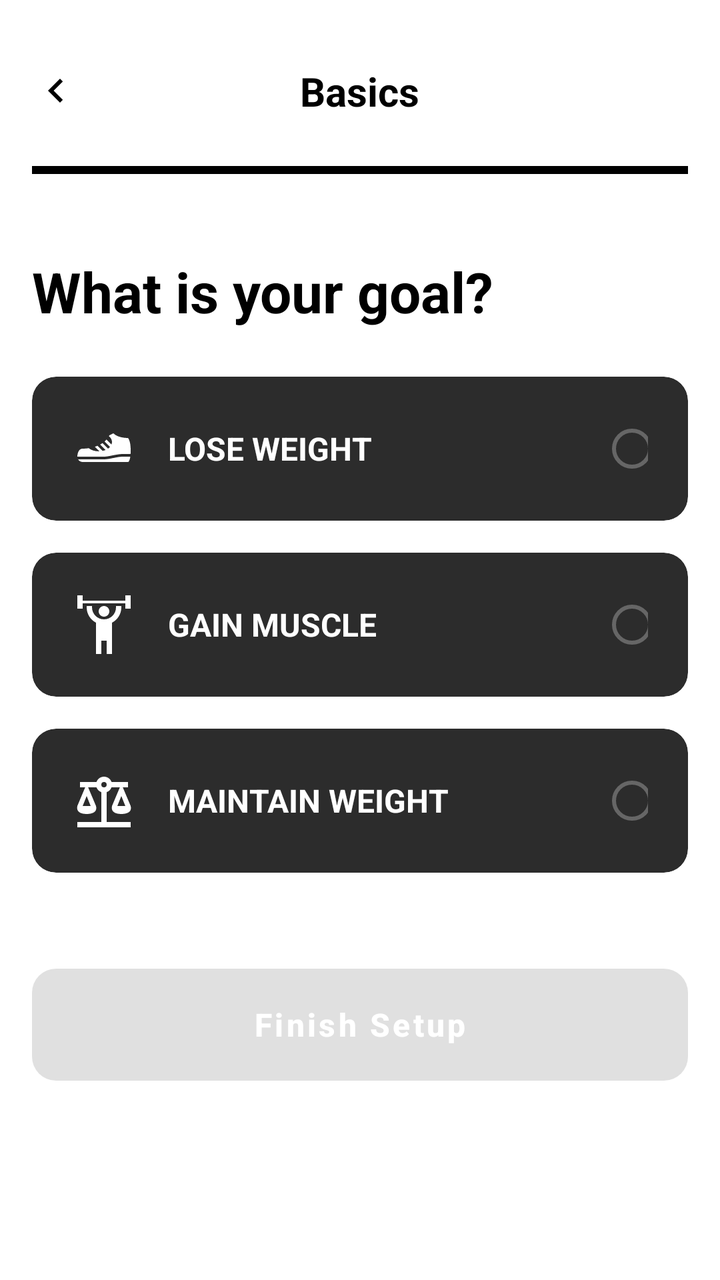
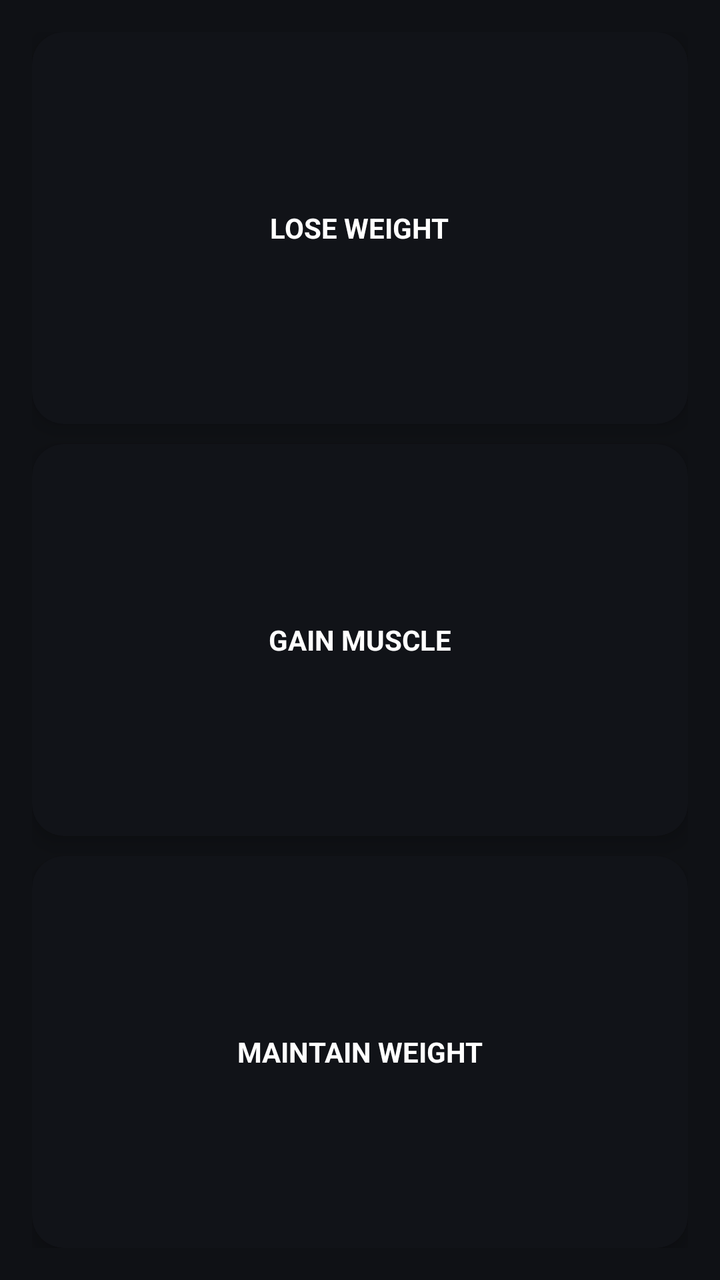

An Android layout rendered at two revisions. The XML below is the earlier revision; the diff shows what the commit changed to produce the second picture.
<!-- AndroidManifest.xml: application theme Theme.fitbite -->
<!-- res/layout/bodyreconfiguration.xml -->
<?xml version="1.0" encoding="utf-8"?>
<ScrollView xmlns:android="http://schemas.android.com/apk/res/android"
    xmlns:app="http://schemas.android.com/apk/res-auto"
    android:layout_width="match_parent"
    android:layout_height="match_parent"
    android:background="@color/backgroundPrimary"
    android:fillViewport="true">

    <LinearLayout
        android:layout_width="match_parent"
        android:layout_height="wrap_content"
        android:orientation="vertical"
        android:padding="16dp">

        
        <RelativeLayout
            android:layout_width="match_parent"
            android:layout_height="wrap_content"
            android:paddingVertical="16dp">

            <ImageView
                android:id="@+id/btnBack"
                android:layout_width="24dp"
                android:layout_height="24dp"
                android:layout_alignParentStart="true"
                android:layout_centerVertical="true"
                android:src="@drawable/ic_back_arrow"
                app:tint="@color/textPrimary"
                android:contentDescription="Back" />

            <TextView
                android:layout_width="wrap_content"
                android:layout_height="wrap_content"
                android:layout_centerInParent="true"
                android:text="Basics"
                android:textColor="@color/textPrimary"
                android:textSize="20sp"
                android:textStyle="bold" />
        </RelativeLayout>

        
        <ProgressBar
            android:id="@+id/progressBar"
            style="?android:attr/progressBarStyleHorizontal"
            android:layout_width="match_parent"
            android:layout_height="4dp"
            android:layout_marginTop="8dp"
            android:progress="100"
            android:progressTint="@color/textPrimary"
            android:progressBackgroundTint="#404040" />

        
        <TextView
            android:layout_width="wrap_content"
            android:layout_height="wrap_content"
            android:layout_marginTop="40dp"
            android:text="What is your goal?"
            android:textColor="@color/textPrimary"
            android:textSize="28sp"
            android:textStyle="bold" />

        
        <androidx.cardview.widget.CardView
            android:id="@+id/cardLoseWeight"
            android:layout_width="match_parent"
            android:layout_height="wrap_content"
            android:layout_marginTop="24dp"
            app:cardBackgroundColor="#2C2C2C"
            app:cardCornerRadius="12dp"
            app:cardElevation="0dp">

            <RelativeLayout
                android:layout_width="match_parent"
                android:layout_height="wrap_content"
                android:padding="20dp">

                <ImageView
                    android:id="@+id/iconLoseWeight"
                    android:layout_width="32dp"
                    android:layout_height="32dp"
                    android:layout_alignParentStart="true"
                    android:layout_centerVertical="true"
                    android:src="@drawable/lose_weight"
		    app:tint="#FFFFFF"
                    android:contentDescription="Goal icon" />

                <TextView
                    android:layout_width="wrap_content"
                    android:layout_height="wrap_content"
                    android:layout_centerVertical="true"
                    android:layout_marginStart="16dp"
                    android:layout_toEndOf="@id/iconLoseWeight"
                    android:text="LOSE WEIGHT"
                    android:textColor="#FFFFFF"
                    android:textSize="16sp"
                    android:textStyle="bold" />

                <RadioButton
                    android:id="@+id/radioLoseWeight"
                    android:layout_width="24dp"
                    android:layout_height="24dp"
                    android:layout_alignParentEnd="true"
                    android:layout_centerVertical="true"
                    android:buttonTint="#666666" />
            </RelativeLayout>
        </androidx.cardview.widget.CardView>

        
        <androidx.cardview.widget.CardView
            android:id="@+id/cardGainMuscle"
            android:layout_width="match_parent"
            android:layout_height="wrap_content"
            android:layout_marginTop="16dp"
            app:cardBackgroundColor="#2C2C2C"
            app:cardCornerRadius="12dp"
            app:cardElevation="0dp">

            <RelativeLayout
                android:layout_width="match_parent"
                android:layout_height="wrap_content"
                android:padding="20dp">

                <ImageView
                    android:id="@+id/iconGainMuscle"
                    android:layout_width="32dp"
                    android:layout_height="32dp"
                    android:layout_alignParentStart="true"
                    android:layout_centerVertical="true"
                    android:src="@drawable/dumbbell"
		    app:tint="#FFFFFF"
                    android:contentDescription="Goal icon" />

                <TextView
                    android:layout_width="wrap_content"
                    android:layout_height="wrap_content"
                    android:layout_centerVertical="true"
                    android:layout_marginStart="16dp"
                    android:layout_toEndOf="@id/iconGainMuscle"
                    android:text="GAIN MUSCLE"
                    android:textColor="#FFFFFF"
                    android:textSize="16sp"
                    android:textStyle="bold" />

                <RadioButton
                    android:id="@+id/radioGainMuscle"
                    android:layout_width="24dp"
                    android:layout_height="24dp"
                    android:layout_alignParentEnd="true"
                    android:layout_centerVertical="true"
                    android:buttonTint="#666666" />
            </RelativeLayout>
        </androidx.cardview.widget.CardView>

        
        <androidx.cardview.widget.CardView
            android:id="@+id/cardMaintainWeight"
            android:layout_width="match_parent"
            android:layout_height="wrap_content"
            android:layout_marginTop="16dp"
            android:layout_marginBottom="24dp"
            app:cardBackgroundColor="#2C2C2C"
            app:cardCornerRadius="12dp"
            app:cardElevation="0dp">

            <RelativeLayout
                android:layout_width="match_parent"
                android:layout_height="wrap_content"
                android:padding="20dp">

                <ImageView
                    android:id="@+id/iconMaintainWeight"
                    android:layout_width="32dp"
                    android:layout_height="32dp"
                    android:layout_alignParentStart="true"
                    android:layout_centerVertical="true"
                    android:src="@drawable/maintain_weight"
		    app:tint="#FFFFFF"
                    android:contentDescription="Goal icon" />

                <TextView
                    android:layout_width="wrap_content"
                    android:layout_height="wrap_content"
                    android:layout_centerVertical="true"
                    android:layout_marginStart="16dp"
                    android:layout_toEndOf="@id/iconMaintainWeight"
                    android:text="MAINTAIN WEIGHT"
                    android:textColor="#FFFFFF"
                    android:textSize="16sp"
                    android:textStyle="bold" />

                <RadioButton
                    android:id="@+id/radioMaintainWeight"
                    android:layout_width="24dp"
                    android:layout_height="24dp"
                    android:layout_alignParentEnd="true"
                    android:layout_centerVertical="true"
                    android:buttonTint="#666666" />
            </RelativeLayout>
        </androidx.cardview.widget.CardView>
        <Space
            android:layout_width="match_parent"
            android:layout_height="24dp" />
        <Button
            android:id="@+id/btnNext"
            android:layout_width="match_parent"
            android:layout_height="56dp"
            android:layout_marginBottom="16dp"
            android:background="@drawable/button_disabled_background"
            android:enabled="false"
            android:text="Finish Setup"
            android:textAllCaps="false"
            android:textColor="#FFFFFF"
            android:textSize="16sp"
            android:textStyle="bold" />
    </LinearLayout>
</ScrollView>
<!-- resources referenced by this layout -->
<resources>
  <color name="backgroundPrimary">#FFFFFF</color>
  <color name="textPrimary">#000000</color>
  <!-- drawable button_disabled_background (drawable) -->
  <shape xmlns:android="http://schemas.android.com/apk/res/android"
      android:shape="rectangle">
      <solid android:color="#666666" />
      <corners android:radius="12dp" />
  </shape>
  <!-- drawable dumbbell (drawable) -->
  <vector xmlns:android="http://schemas.android.com/apk/res/android"
      android:width="24dp"
      android:height="24dp"
      android:viewportWidth="24"
      android:viewportHeight="24">
    <path
        android:fillColor="#FF000000"
        android:pathData="M12,5C10.89,5 10,5.89 10,7S10.89,9 12,9 14,8.11 14,7 13.11,5 12,5M22,1V6H20V4H4V6H2V1H4V3H20V1H22M15,11.26V23H13V18H11V23H9V11.26C6.93,10.17 5.5,8 5.5,5.5L5.5,5H7.5L7.5,5.5C7.5,8 9.5,10 12,10S16.5,8 16.5,5.5L16.5,5H18.5L18.5,5.5C18.5,8 17.07,10.17 15,11.26Z"/>
  </vector>
  <!-- drawable ic_back_arrow (drawable) -->
  <vector xmlns:android="http://schemas.android.com/apk/res/android"
      android:width="24dp"
      android:height="24dp"
      android:viewportWidth="24"
      android:viewportHeight="24">
      <path
          android:fillColor="#FFFFFF"
          android:pathData="M15.41,7.41L14,6l-6,6 6,6 1.41,-1.41L10.83,12z"/>
  </vector>
  <!-- drawable lose_weight (drawable) -->
  <vector xmlns:android="http://schemas.android.com/apk/res/android"
      android:width="24dp"
      android:height="24dp"
      android:viewportWidth="24"
      android:viewportHeight="24">
    <path
        android:fillColor="#FF000000"
        android:pathData="M2,15C2,15 2,12 4,12C4.68,12 5.46,11.95 6.28,11.82C7.2,12.54 8.5,13 10,13H10.25L8.56,11.29C8.91,11.18 9.25,11.05 9.59,10.91L11.5,12.82C11.89,12.74 12.25,12.63 12.58,12.5L10.55,10.45C10.85,10.28 11.14,10.11 11.43,9.91L13.5,12C13.8,11.79 14.04,11.56 14.25,11.32L12.22,9.29C12.46,9.07 12.7,8.83 12.92,8.58L14.79,10.45C14.91,10.14 15,9.83 15,9.5C15,8.65 14.55,7.89 13.84,7.28C13.89,7.19 13.95,7.1 14,7L15.53,6.23C16.38,7.17 18.14,7.84 20.25,7.97L20.3,8H21C21,8 22,9 22,12.5C22,13.07 22,13.57 21.96,14H19C17.9,14 16.58,14.26 15.3,14.5C14.12,14.76 12.9,15 12,15H2M21,17C21,17 21.58,17 21.86,15H19C17,15 14,16 12,16H2.28C2.62,16.6 3.26,17 4,17H21Z"/>
  </vector>
  <!-- drawable maintain_weight (drawable) -->
  <vector xmlns:android="http://schemas.android.com/apk/res/android"
      android:width="24dp"
      android:height="24dp"
      android:viewportWidth="24"
      android:viewportHeight="24">
    <path
        android:fillColor="#FF000000"
        android:pathData="M12,3C10.73,3 9.6,3.8 9.18,5H3V7H4.95L2,14C1.53,16 3,17 5.5,17C8,17 9.56,16 9,14L6.05,7H9.17C9.5,7.85 10.15,8.5 11,8.83V20H2V22H22V20H13V8.82C13.85,8.5 14.5,7.85 14.82,7H17.95L15,14C14.53,16 16,17 18.5,17C21,17 22.56,16 22,14L19.05,7H21V5H14.83C14.4,3.8 13.27,3 12,3M12,5A1,1 0,0 1,13 6A1,1 0,0 1,12 7A1,1 0,0 1,11 6A1,1 0,0 1,12 5M5.5,10.25L7,14H4L5.5,10.25M18.5,10.25L20,14H17L18.5,10.25Z"/>
  </vector>
  <style name="Theme.fitbite" parent="Theme.MaterialComponents.DayNight.NoActionBar">
          
          <item name="colorPrimary">@color/purple_500</item>
          <item name="colorPrimaryVariant">@color/purple_700</item>
          <item name="colorOnPrimary">@color/white</item>
          
          <item name="colorSecondary">@color/teal_200</item>
          <item name="colorSecondaryVariant">@color/teal_700</item>
          <item name="colorOnSecondary">@color/black</item>
          
          <item name="android:statusBarColor">?attr/colorPrimaryVariant</item>
          
      </style>
  <color name="purple_500">#FF6200EE</color>
  <color name="purple_700">#FF3700B3</color>
  <color name="white">#FFFFFFFF</color>
  <color name="teal_200">#FF03DAC5</color>
  <color name="teal_700">#FF018786</color>
  <color name="black">#FF000000</color>
</resources>

<!-- the commit's change to res/layout/bodyreconfiguration.xml (unified diff, before → after) -->
@@ -1,216 +1,81 @@
 <?xml version="1.0" encoding="utf-8"?>
-<ScrollView xmlns:android="http://schemas.android.com/apk/res/android"
+<androidx.constraintlayout.widget.ConstraintLayout
+    xmlns:android="http://schemas.android.com/apk/res/android"
     xmlns:app="http://schemas.android.com/apk/res-auto"
     android:layout_width="match_parent"
     android:layout_height="match_parent"
-    android:background="@color/backgroundPrimary"
-    android:fillViewport="true">
+    android:background="#0F1115"
+    android:padding="16dp">
 
-    <LinearLayout
-        android:layout_width="match_parent"
-        android:layout_height="wrap_content"
-        android:orientation="vertical"
-        android:padding="16dp">
+    
+    <com.google.android.material.card.MaterialCardView
+        android:id="@+id/loseWeightCard"
+        android:layout_width="0dp"
+        android:layout_height="0dp"
+        app:cardCornerRadius="16dp"
+        app:cardElevation="6dp"
+        app:cardBackgroundColor="#111318"
+        app:layout_constraintTop_toTopOf="parent"
+        app:layout_constraintBottom_toTopOf="@id/gainMuscleCard"
+        app:layout_constraintStart_toStartOf="parent"
+        app:layout_constraintEnd_toEndOf="parent">
 
-        
-        <RelativeLayout
-            android:layout_width="match_parent"
-            android:layout_height="wrap_content"
-            android:paddingVertical="16dp">
-
-            <ImageView
-                android:id="@+id/btnBack"
-                android:layout_width="24dp"
-                android:layout_height="24dp"
-                android:layout_alignParentStart="true"
-                android:layout_centerVertical="true"
-                android:src="@drawable/ic_back_arrow"
-                app:tint="@color/textPrimary"
-                android:contentDescription="Back" />
-
-            <TextView
-                android:layout_width="wrap_content"
-                android:layout_height="wrap_content"
-                android:layout_centerInParent="true"
-                android:text="Basics"
-                android:textColor="@color/textPrimary"
-                android:textSize="20sp"
-                android:textStyle="bold" />
-        </RelativeLayout>
-
-        
-        <ProgressBar
-            android:id="@+id/progressBar"
-            style="?android:attr/progressBarStyleHorizontal"
-            android:layout_width="match_parent"
-            android:layout_height="4dp"
-            android:layout_marginTop="8dp"
-            android:progress="100"
-            android:progressTint="@color/textPrimary"
-            android:progressBackgroundTint="#404040" />
-
-        
         <TextView
             android:layout_width="wrap_content"
             android:layout_height="wrap_content"
-            android:layout_marginTop="40dp"
-            android:text="What is your goal?"
-            android:textColor="@color/textPrimary"
-            android:textSize="28sp"
-            android:textStyle="bold" />
+            android:text="LOSE WEIGHT"
+            android:textColor="#FFFFFF"
+            android:textSize="14sp"
+            android:textStyle="bold"
+            android:layout_gravity="center"/>
+    </com.google.android.material.card.MaterialCardView>
 
-        
-        <androidx.cardview.widget.CardView
-            android:id="@+id/cardLoseWeight"
-            android:layout_width="match_parent"
+    
+    <com.google.android.material.card.MaterialCardView
+        android:id="@+id/gainMuscleCard"
+        android:layout_width="0dp"
+        android:layout_height="0dp"
+        android:layout_marginTop="10dp"
+        app:cardCornerRadius="16dp"
+        app:cardElevation="6dp"
+        app:cardBackgroundColor="#111318"
+        app:layout_constraintTop_toBottomOf="@id/loseWeightCard"
+        app:layout_constraintBottom_toTopOf="@id/maintainWeightCard"
+        app:layout_constraintStart_toStartOf="parent"
+        app:layout_constraintEnd_toEndOf="parent">
+
+        <TextView
+            android:layout_width="wrap_content"
             android:layout_height="wrap_content"
-            android:layout_marginTop="24dp"
-            app:cardBackgroundColor="#2C2C2C"
-            app:cardCornerRadius="12dp"
-            app:cardElevation="0dp">
+            android:text="GAIN MUSCLE"
+            android:textColor="#FFFFFF"
+            android:textSize="14sp"
+            android:textStyle="bold"
+            android:layout_gravity="center"/>
+    </com.google.android.material.card.MaterialCardView>
 
-            <RelativeLayout
-                android:layout_width="match_parent"
-                android:layout_height="wrap_content"
-                android:padding="20dp">
+    
+    <com.google.android.material.card.MaterialCardView
+        android:id="@+id/maintainWeightCard"
+        android:layout_width="0dp"
+        android:layout_height="0dp"
+        android:layout_marginTop="10dp"
+        app:cardCornerRadius="16dp"
+        app:cardElevation="6dp"
+        app:cardBackgroundColor="#111318"
+        app:layout_constraintTop_toBottomOf="@id/gainMuscleCard"
+        app:layout_constraintBottom_toBottomOf="parent"
+        app:layout_constraintStart_toStartOf="parent"
+        app:layout_constraintEnd_toEndOf="parent">
 
-                <ImageView
-                    android:id="@+id/iconLoseWeight"
-                    android:layout_width="32dp"
-                    android:layout_height="32dp"
-                    android:layout_alignParentStart="true"
-                    android:layout_centerVertical="true"
-                    android:src="@drawable/lose_weight"
-		    app:tint="#FFFFFF"
-                    android:contentDescription="Goal icon" />
+        <TextView
+            android:layout_width="wrap_content"
+            android:layout_height="wrap_content"
+            android:text="MAINTAIN WEIGHT"
+            android:textColor="#FFFFFF"
+            android:textSize="14sp"
+            android:textStyle="bold"
+            android:layout_gravity="center"/>
+    </com.google.android.material.card.MaterialCardView>
 
-                <TextView
-                    android:layout_width="wrap_content"
-                    android:layout_height="wrap_content"
-                    android:layout_centerVertical="true"
-                    android:layout_marginStart="16dp"
-                    android:layout_toEndOf="@id/iconLoseWeight"
-                    android:text="LOSE WEIGHT"
-                    android:textColor="#FFFFFF"
-                    android:textSize="16sp"
-                    android:textStyle="bold" />
-
-                <RadioButton
-                    android:id="@+id/radioLoseWeight"
-                    android:layout_width="24dp"
-                    android:layout_height="24dp"
-                    android:layout_alignParentEnd="true"
-                    android:layout_centerVertical="true"
-                    android:buttonTint="#666666" />
-            </RelativeLayout>
-        </androidx.cardview.widget.CardView>
-
-        
-        <androidx.cardview.widget.CardView
-            android:id="@+id/cardGainMuscle"
-            android:layout_width="match_parent"
-            android:layout_height="wrap_content"
-            android:layout_marginTop="16dp"
-            app:cardBackgroundColor="#2C2C2C"
-            app:cardCornerRadius="12dp"
-            app:cardElevation="0dp">
-
-            <RelativeLayout
-                android:layout_width="match_parent"
-                android:layout_height="wrap_content"
-                android:padding="20dp">
-
-                <ImageView
-                    android:id="@+id/iconGainMuscle"
-                    android:layout_width="32dp"
-                    android:layout_height="32dp"
-                    android:layout_alignParentStart="true"
-                    android:layout_centerVertical="true"
-                    android:src="@drawable/dumbbell"
-		    app:tint="#FFFFFF"
-                    android:contentDescription="Goal icon" />
-
-                <TextView
-                    android:layout_width="wrap_content"
-                    android:layout_height="wrap_content"
-                    android:layout_centerVertical="true"
-                    android:layout_marginStart="16dp"
-                    android:layout_toEndOf="@id/iconGainMuscle"
-                    android:text="GAIN MUSCLE"
-                    android:textColor="#FFFFFF"
-                    android:textSize="16sp"
-                    android:textStyle="bold" />
-
-                <RadioButton
-                    android:id="@+id/radioGainMuscle"
-                    android:layout_width="24dp"
-                    android:layout_height="24dp"
-                    android:layout_alignParentEnd="true"
-                    android:layout_centerVertical="true"
-                    android:buttonTint="#666666" />
-            </RelativeLayout>
-        </androidx.cardview.widget.CardView>
-
-        
-        <androidx.cardview.widget.CardView
-            android:id="@+id/cardMaintainWeight"
-            android:layout_width="match_parent"
-            android:layout_height="wrap_content"
-            android:layout_marginTop="16dp"
-            android:layout_marginBottom="24dp"
-            app:cardBackgroundColor="#2C2C2C"
-            app:cardCornerRadius="12dp"
-            app:cardElevation="0dp">
-
-            <RelativeLayout
-                android:layout_width="match_parent"
-                android:layout_height="wrap_content"
-                android:padding="20dp">
-
-                <ImageView
-                    android:id="@+id/iconMaintainWeight"
-                    android:layout_width="32dp"
-                    android:layout_height="32dp"
-                    android:layout_alignParentStart="true"
-                    android:layout_centerVertical="true"
-                    android:src="@drawable/maintain_weight"
-		    app:tint="#FFFFFF"
-                    android:contentDescription="Goal icon" />
-
-                <TextView
-                    android:layout_width="wrap_content"
-                    android:layout_height="wrap_content"
-                    android:layout_centerVertical="true"
-                    android:layout_marginStart="16dp"
-                    android:layout_toEndOf="@id/iconMaintainWeight"
-                    android:text="MAINTAIN WEIGHT"
-                    android:textColor="#FFFFFF"
-                    android:textSize="16sp"
-                    android:textStyle="bold" />
-
-                <RadioButton
-                    android:id="@+id/radioMaintainWeight"
-                    android:layout_width="24dp"
-                    android:layout_height="24dp"
-                    android:layout_alignParentEnd="true"
-                    android:layout_centerVertical="true"
-                    android:buttonTint="#666666" />
-            </RelativeLayout>
-        </androidx.cardview.widget.CardView>
-        <Space
-            android:layout_width="match_parent"
-            android:layout_height="24dp" />
-        <Button
-            android:id="@+id/btnNext"
-            android:layout_width="match_parent"
-            android:layout_height="56dp"
-            android:layout_marginBottom="16dp"
-            android:background="@drawable/button_disabled_background"
-            android:enabled="false"
-            android:text="Finish Setup"
-            android:textAllCaps="false"
-            android:textColor="#FFFFFF"
-            android:textSize="16sp"
-            android:textStyle="bold" />
-    </LinearLayout>
-</ScrollView>
+</androidx.constraintlayout.widget.ConstraintLayout>
<!-- resource entries referenced after the edit -->
@@ -1,53 +1,5 @@
 <!-- resources referenced by this layout -->
 <resources>
-  <color name="backgroundPrimary">#FFFFFF</color>
-  <color name="textPrimary">#000000</color>
-  <!-- drawable button_disabled_background (drawable) -->
-  <shape xmlns:android="http://schemas.android.com/apk/res/android"
-      android:shape="rectangle">
-      <solid android:color="#666666" />
-      <corners android:radius="12dp" />
-  </shape>
-  <!-- drawable dumbbell (drawable) -->
-  <vector xmlns:android="http://schemas.android.com/apk/res/android"
-      android:width="24dp"
-      android:height="24dp"
-      android:viewportWidth="24"
-      android:viewportHeight="24">
-    <path
-        android:fillColor="#FF000000"
-        android:pathData="M12,5C10.89,5 10,5.89 10,7S10.89,9 12,9 14,8.11 14,7 13.11,5 12,5M22,1V6H20V4H4V6H2V1H4V3H20V1H22M15,11.26V23H13V18H11V23H9V11.26C6.93,10.17 5.5,8 5.5,5.5L5.5,5H7.5L7.5,5.5C7.5,8 9.5,10 12,10S16.5,8 16.5,5.5L16.5,5H18.5L18.5,5.5C18.5,8 17.07,10.17 15,11.26Z"/>
-  </vector>
-  <!-- drawable ic_back_arrow (drawable) -->
-  <vector xmlns:android="http://schemas.android.com/apk/res/android"
-      android:width="24dp"
-      android:height="24dp"
-      android:viewportWidth="24"
-      android:viewportHeight="24">
-      <path
-          android:fillColor="#FFFFFF"
-          android:pathData="M15.41,7.41L14,6l-6,6 6,6 1.41,-1.41L10.83,12z"/>
-  </vector>
-  <!-- drawable lose_weight (drawable) -->
-  <vector xmlns:android="http://schemas.android.com/apk/res/android"
-      android:width="24dp"
-      android:height="24dp"
-      android:viewportWidth="24"
-      android:viewportHeight="24">
-    <path
-        android:fillColor="#FF000000"
-        android:pathData="M2,15C2,15 2,12 4,12C4.68,12 5.46,11.95 6.28,11.82C7.2,12.54 8.5,13 10,13H10.25L8.56,11.29C8.91,11.18 9.25,11.05 9.59,10.91L11.5,12.82C11.89,12.74 12.25,12.63 12.58,12.5L10.55,10.45C10.85,10.28 11.14,10.11 11.43,9.91L13.5,12C13.8,11.79 14.04,11.56 14.25,11.32L12.22,9.29C12.46,9.07 12.7,8.83 12.92,8.58L14.79,10.45C14.91,10.14 15,9.83 15,9.5C15,8.65 14.55,7.89 13.84,7.28C13.89,7.19 13.95,7.1 14,7L15.53,6.23C16.38,7.17 18.14,7.84 20.25,7.97L20.3,8H21C21,8 22,9 22,12.5C22,13.07 22,13.57 21.96,14H19C17.9,14 16.58,14.26 15.3,14.5C14.12,14.76 12.9,15 12,15H2M21,17C21,17 21.58,17 21.86,15H19C17,15 14,16 12,16H2.28C2.62,16.6 3.26,17 4,17H21Z"/>
-  </vector>
-  <!-- drawable maintain_weight (drawable) -->
-  <vector xmlns:android="http://schemas.android.com/apk/res/android"
-      android:width="24dp"
-      android:height="24dp"
-      android:viewportWidth="24"
-      android:viewportHeight="24">
-    <path
-        android:fillColor="#FF000000"
-        android:pathData="M12,3C10.73,3 9.6,3.8 9.18,5H3V7H4.95L2,14C1.53,16 3,17 5.5,17C8,17 9.56,16 9,14L6.05,7H9.17C9.5,7.85 10.15,8.5 11,8.83V20H2V22H22V20H13V8.82C13.85,8.5 14.5,7.85 14.82,7H17.95L15,14C14.53,16 16,17 18.5,17C21,17 22.56,16 22,14L19.05,7H21V5H14.83C14.4,3.8 13.27,3 12,3M12,5A1,1 0,0 1,13 6A1,1 0,0 1,12 7A1,1 0,0 1,11 6A1,1 0,0 1,12 5M5.5,10.25L7,14H4L5.5,10.25M18.5,10.25L20,14H17L18.5,10.25Z"/>
-  </vector>
   <style name="Theme.fitbite" parent="Theme.MaterialComponents.DayNight.NoActionBar">
           
           <item name="colorPrimary">@color/purple_500</item>
